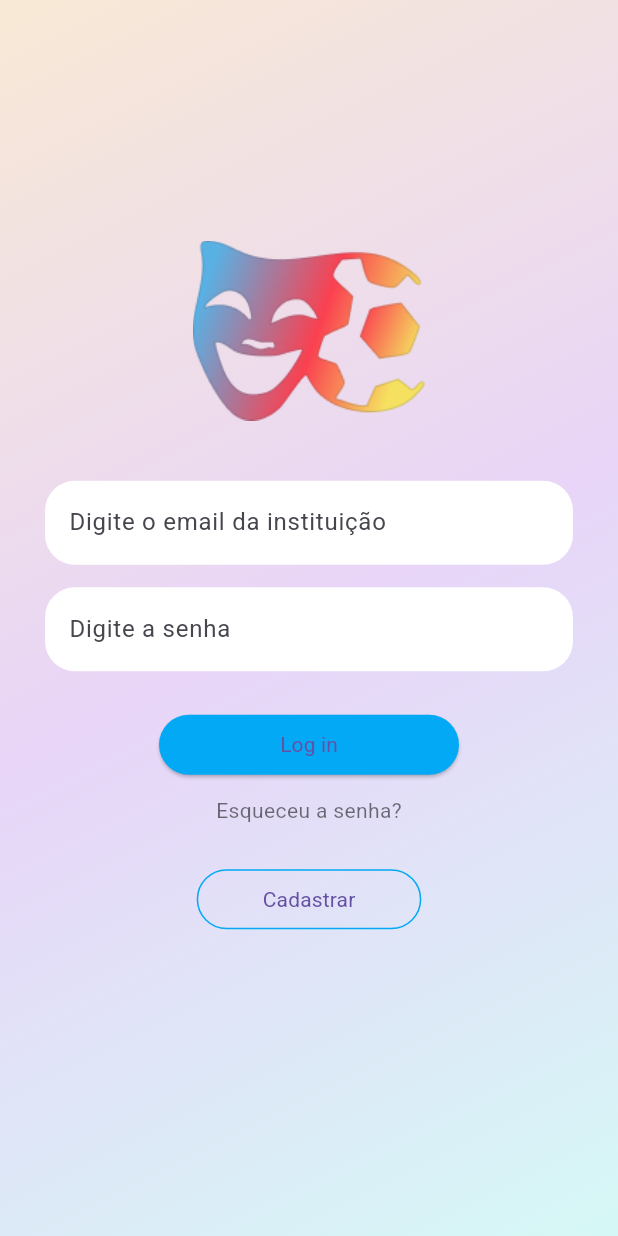
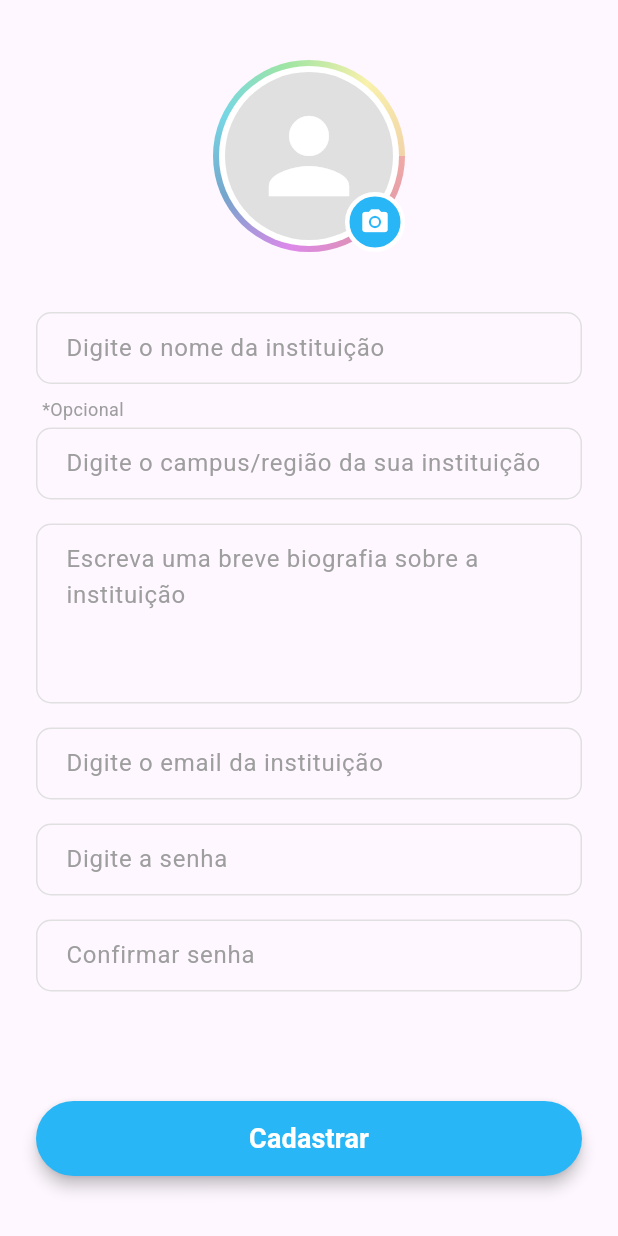
Before and after one commit to OdilioCarneiro/APEC, a Flutter app: the LoginScreen screen opened directly, after a tap on "Cadastrar", on a phone screen of 412 x 824 dp. Run offline on Flutter 3.47's test engine with Material 3 defaults, Android fonts, the phone set to English and light mode, and no system bars; our stand-ins replace curved_navigation_bar, flutter_svg, go_router, image_picker.

Commit message:
Problema da foto de perfil de cadastro de instituição resolvido

```diff
--- /dev/null
+++ b/apec/lib/pages/CadasInstPage.dart
@@ -0,0 +1,259 @@
+import 'dart:io';
+import 'package:flutter/material.dart';
+import 'package:image_picker/image_picker.dart';
+
+class CadasInstPage extends StatefulWidget {
+  const CadasInstPage({super.key});
+
+  @override
+  State<CadasInstPage> createState() => CadastroInstPage();
+}
+
+class CadastroInstPage extends State<CadasInstPage> {
+  // Chave global para o formulário (útil para validação)
+  final _formKey = GlobalKey<FormState>();
+
+  // --- LÓGICA DE SELEÇÃO DE IMAGEM ---
+  File? _imageFile; // Variável para armazenar o arquivo de imagem selecionado
+  final _picker = ImagePicker(); // Objeto para selecionar a imagem
+
+  // Função para selecionar a imagem da galeria
+  Future<void> _pickImage() async {
+    final pickedFile = await _picker.pickImage(source: ImageSource.gallery);
+
+    if (pickedFile != null) {
+      // Atualiza o estado da tela com a nova imagem
+      setState(() {
+        _imageFile = File(pickedFile.path);
+      });
+    }
+  }
+  // ------------------------------------
+
+
+  // Função auxiliar para padronizar o visual dos campos de texto
+  InputDecoration _inputDecoration(String hint) {
+    return InputDecoration(
+      hintText: hint,
+      hintStyle: const TextStyle(color: Colors.grey),
+      // Borda padrão
+      border: OutlineInputBorder(
+        borderRadius: BorderRadius.circular(10.0),
+        borderSide: BorderSide(color: Colors.grey.shade300),
+      ),
+      // Borda quando o campo está habilitado
+      enabledBorder: OutlineInputBorder(
+        borderRadius: BorderRadius.circular(10.0),
+        borderSide: BorderSide(color: Colors.grey.shade300),
+      ),
+      // Borda quando o campo está em foco
+      focusedBorder: OutlineInputBorder(
+        borderRadius: BorderRadius.circular(10.0),
+        // Cor corrigida: const Color.fromARGB(255, 41, 182, 246) é uma aproximação de lightBlue.shade400
+        borderSide: const BorderSide(color: Color.fromARGB(255, 41, 182, 246), width: 2.0),
+      ),
+      contentPadding: const EdgeInsets.symmetric(horizontal: 16.0, vertical: 12.0),
+    );
+  }
+
+  // Widget de Avatar de Perfil (MODIFICADO)
+  Widget _buildProfileAvatar() {
+    final List<Color> gradientColors = [
+      const Color.fromARGB(255, 239, 171, 166),
+      const Color.fromARGB(255, 222, 146, 172),
+      const Color.fromARGB(255, 220, 137, 234),
+      const Color.fromARGB(255, 117, 165, 204),
+      const Color.fromARGB(255, 118, 215, 228),
+      const Color.fromARGB(255, 160, 229, 162),
+      const Color.fromARGB(255, 249, 241, 172),
+      const Color.fromARGB(255, 241, 212, 169),
+    ];
+
+    return Center(
+      child: Stack(
+        children: [
+          // 1. O Anel Colorido e o Avatar principal
+          Container(
+            padding: const EdgeInsets.all(4.0),
+            decoration: BoxDecoration(
+              shape: BoxShape.circle,
+              gradient: SweepGradient(
+                colors: gradientColors,
+                startAngle: 0.0,
+                endAngle: 3.14 * 2,
+              ),
+            ),
+            child: CircleAvatar(
+              radius: 60,
+              backgroundColor: Colors.white,
+              child: CircleAvatar(
+                radius: 56,
+                backgroundColor: const Color(0xFFE0E0E0),
+                // Exibe a imagem selecionada, se houver
+                backgroundImage: _imageFile != null ? FileImage(_imageFile!) : null,
+                // Exibe o ícone de pessoa APENAS se não houver imagem
+                child: _imageFile == null
+                    ? const Icon(Icons.person, size: 80, color: Colors.white)
+                    : null,
+              ),
+            ),
+          ),
+
+          // 2. O Ícone/Botão de Câmera para Selecionar a Foto
+          Positioned(
+            bottom: 0,
+            right: 0,
+            child: InkWell( // Faz com que o círculo seja clicável
+              onTap: _pickImage, // Chama a função para selecionar a imagem
+              child: Container(
+                height: 40,
+                width: 40,
+                decoration: BoxDecoration(
+                  color: Colors.lightBlue.shade400, // Cor do botão
+                  shape: BoxShape.circle,
+                  border: Border.all(color: Colors.white, width: 3), // Borda branca
+                ),
+                child: const Icon(
+                  Icons.camera_alt,
+                  color: Colors.white,
+                  size: 20,
+                ),
+              ),
+            ),
+          ),
+        ],
+      ),
+    );
+  }
+
+  // Widget para os campos de texto (inalterado)
+  Widget _buildFormFields() {
+    return Column(
+      crossAxisAlignment: CrossAxisAlignment.stretch,
+      children: [
+        // 1. Nome da Instituição
+        TextFormField(
+          decoration: _inputDecoration('Digite o nome da instituição'),
+        ),
+        const SizedBox(height: 8),
+
+        // Texto Opcional
+        const Padding(
+          padding: EdgeInsets.only(left: 4.0),
+          child: Text(
+            '*Opcional',
+            style: TextStyle(fontSize: 12, color: Colors.grey),
+          ),
+        ),
+        const SizedBox(height: 4),
+
+        // 2. Campus/Região (Opcional)
+        TextFormField(
+          decoration: _inputDecoration('Digite o campus/região da sua instituição'),
+        ),
+        const SizedBox(height: 16),
+
+        // 3. Biografia (Múltiplas Linhas)
+        TextFormField(
+          maxLines: 4,
+          decoration: _inputDecoration('Escreva uma breve biografia sobre a instituição'),
+        ),
+        const SizedBox(height: 16),
+
+        // 4. Email da Instituição
+        TextFormField(
+          keyboardType: TextInputType.emailAddress,
+          decoration: _inputDecoration('Digite o email da instituição'),
+        ),
+        const SizedBox(height: 16),
+
+        // 5. Senha
+        TextFormField(
+          obscureText: true,
+          decoration: _inputDecoration('Digite a senha'),
+        ),
+        const SizedBox(height: 16),
+
+        // 6. Confirmar Senha
+        TextFormField(
+          obscureText: true,
+          decoration: _inputDecoration('Confirmar senha'),
+        ),
+        const SizedBox(height: 40),
+      ],
+    );
+  }
+
+  // Widget para o botão de cadastro (inalterado)
+  Widget _buildCadastrarButton() {
+    return ElevatedButton(
+      onPressed: () {
+        // Lógica de cadastro: if (_formKey.currentState!.validate()) { ... }
+        ScaffoldMessenger.of(context).showSnackBar(
+          SnackBar(content: Text('Cadastrando... Imagem selecionada: ${_imageFile != null ? "Sim" : "Não"}')),
+        );
+      },
+      style: ElevatedButton.styleFrom(
+        backgroundColor: Colors.lightBlue.shade400, // Cor de fundo
+        foregroundColor: Colors.white, // Cor do texto
+        minimumSize: const Size(double.infinity, 50),
+        shape: RoundedRectangleBorder(
+          borderRadius: BorderRadius.circular(30.0), // Borda arredondada
+        ),
+        elevation: 4,
+      ),
+      child: const Text(
+        'Cadastrar',
+        style: TextStyle(fontSize: 18, fontWeight: FontWeight.bold),
+      ),
+    );
+  }
+
+  @override
+  Widget build(BuildContext context) {
+    return Scaffold(
+      body: SafeArea(
+        child: LayoutBuilder(
+          builder: (context, constraints) {
+            return SingleChildScrollView(
+              padding: const EdgeInsets.symmetric(horizontal: 24.0),
+              child: ConstrainedBox(
+                constraints: BoxConstraints(
+                  minHeight: constraints.maxHeight,
+                ),
+                child: IntrinsicHeight(
+                  child: Form(
+                    key: _formKey,
+                    child: Column(
+                      crossAxisAlignment: CrossAxisAlignment.stretch,
+                      children: [
+                        const Padding(
+                          padding: EdgeInsets.only(top: 40.0),
+                          child: SizedBox.shrink(),
+                        ),
+
+                        _buildProfileAvatar(),
+                        const SizedBox(height: 40),
+
+                        _buildFormFields(),
+
+                        const Spacer(),
+
+                        _buildCadastrarButton(),
+
+                        const Padding(
+                          padding: EdgeInsets.only(bottom: 40.0),
+                          child: SizedBox.shrink(),
+                        ),
+                      ],
+                    ),
+                  ),
+                ),
+              ),
+            );
+          }
+        ),
+      ),
+    );
+  }
+}
--- a/apec/lib/pages/InstitPage.dart
+++ b/apec/lib/pages/InstitPage.dart
@@ -1,4 +1,6 @@
 import 'package:flutter/material.dart';
+import 'package:apec/pages/CadasInstPage.dart';
+
 
 void main() {}
 
@@ -118,7 +120,15 @@ class LoginScreen extends StatelessWidget {
                                 borderRadius: BorderRadius.circular(20),
                               ),
                             ),
-                            onPressed: () {},
+
+                            onPressed: () {
+                              Navigator.of(context).push(
+                                MaterialPageRoute(
+                                  builder: (context) => const CadasInstPage(),
+                                ),
+                              );
+                            },
+
                             child: const Padding(
                               padding: EdgeInsets.symmetric(horizontal: 20),
                               child: Text("Cadastrar"),
--- a/apec/pubspec.yaml
+++ b/apec/pubspec.yaml
@@ -30,6 +30,8 @@ environment:
 dependencies:
   flutter:
     sdk: flutter
+  image_picker: ^1.0.4
+
 
   # The following adds the Cupertino Icons font to your application.
   # Use with the CupertinoIcons class for iOS style icons.
@@ -43,6 +45,7 @@ dependencies:
 dev_dependencies:
   flutter_test:
     sdk: flutter
+
 
   # The "flutter_lints" package below contains a set of recommended lints to
   # encourage good coding practices. The lint set provided by the package is
```
Also changed, not shown: apec/pubspec.lock, 5 other files.
